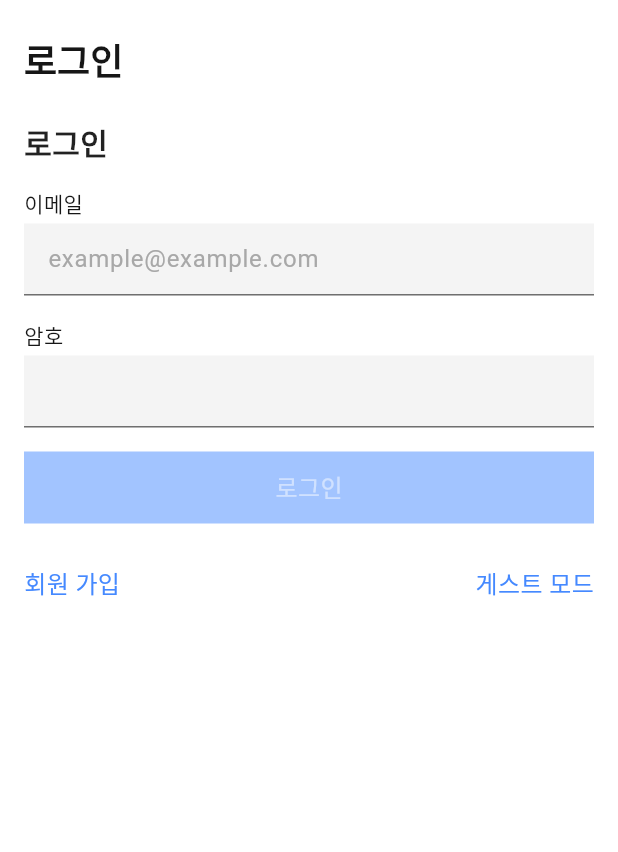
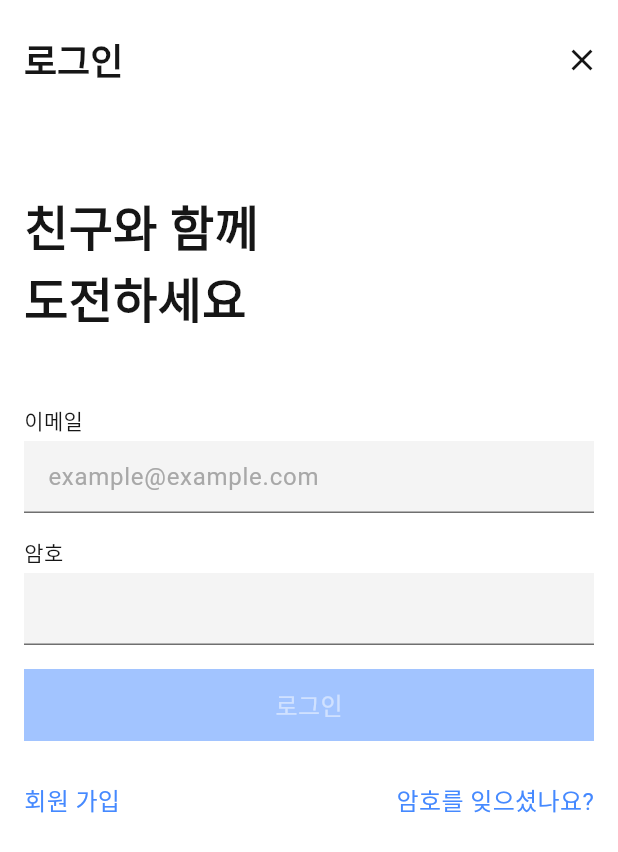
Before and after one commit to joonseo1227/challengeone, a Flutter app: the screen it shows after launch, on a phone screen of 412 x 824 dp. Shown: the top 852 px of the screen. Run offline on Flutter 3.47's test engine with Material 3 defaults, Android fonts, the phone set to English and light mode, and no system bars; our stand-ins replace firebase_auth, firebase_core; accounts and stored records are empty; Roboto replaces fonts that are missing (Pretendard).

Commit message:
로그인 페이지 개선

```diff
--- a/lib/pages/login_page.dart
+++ b/lib/pages/login_page.dart
@@ -1,5 +1,4 @@
 import 'package:challengeone/config/color.dart';
-import 'package:challengeone/config/font.dart';
 import 'package:challengeone/pages/home_page.dart';
 import 'package:challengeone/pages/signup_page.dart';
 import 'package:challengeone/widgets/button.dart';
@@ -61,7 +60,7 @@ class _LoginPageState extends State<LoginPage> {
       Navigator.of(context).pop(); // Close the loading dialog
       if (auth.currentUser?.uid != null) {
         Navigator.of(context).pushReplacement(
-          MaterialPageRoute(builder: (context) => HomePage()),
+          MaterialPageRoute(builder: (context) => HomeTab()),
         );
       }
     } catch (e) {
@@ -99,6 +98,39 @@ class _LoginPageState extends State<LoginPage> {
         title: const Text(
           "로그인",
         ),
+        actions: [
+          IconButton(
+            onPressed: () {
+              showDialog(
+                context: context,
+                builder: (BuildContext context) {
+                  return DialogUI(
+                    title: '게스트 모드',
+                    content: '로그인 없이 탐색할 수 있어요. 게스트 모드를 시작할까요?',
+                    buttons: [
+                      DialogButtonData(
+                          text: '취소',
+                          onTap: () {
+                            Navigator.of(context).pop();
+                          }),
+                      DialogButtonData(
+                          text: '시작',
+                          onTap: () {
+                            Navigator.of(context).pushAndRemoveUntil(
+                                MaterialPageRoute(
+                                    builder: (context) => HomePage()),
+                                (route) => false);
+                          }),
+                    ],
+                    buttonAxis: Axis.horizontal,
+                  );
+                },
+              );
+            },
+            icon: Icon(Icons.close),
+            color: grey100,
+          ),
+        ],
         backgroundColor: white,
       ),
       body: Padding(
@@ -108,12 +140,19 @@ class _LoginPageState extends State<LoginPage> {
             mainAxisAlignment: MainAxisAlignment.start,
             crossAxisAlignment: CrossAxisAlignment.start,
             children: [
+              const SizedBox(
+                height: 48,
+              ),
               const Text(
-                "로그인",
-                style: Fonts.title,
+                "친구와 함께\n도전하세요",
+                style: TextStyle(
+                  color: grey100,
+                  fontSize: 32,
+                  fontWeight: FontWeight.w600,
+                ),
               ),
               const SizedBox(
-                height: 16,
+                height: 48,
               ),
               CustomTextField(
                 label: '이메일',
@@ -155,27 +194,19 @@ class _LoginPageState extends State<LoginPage> {
                   ),
                   const Spacer(),
                   GhostButton(
-                    text: "게스트 모드",
+                    text: "암호를 잊으셨나요?",
                     onTap: () {
                       showDialog(
                         context: context,
                         builder: (BuildContext context) {
                           return DialogUI(
-                            title: '게스트 모드',
-                            content: '로그인 없이 탐색할 수 있어요. 게스트 모드를 시작할까요?',
+                            title: '암호를 잊었다',
+                            content: '자랑이다',
                             buttons: [
                               DialogButtonData(
-                                  text: '취소',
+                                  text: '닫기',
                                   onTap: () {
                                     Navigator.of(context).pop();
-                                  }),
-                              DialogButtonData(
-                                  text: '시작',
-                                  onTap: () {
-                                    Navigator.of(context).pushAndRemoveUntil(
-                                        MaterialPageRoute(
-                                            builder: (context) => HomePage()),
-                                        (route) => false);
                                   }),
                             ],
                             buttonAxis: Axis.horizontal,
@@ -186,6 +217,9 @@ class _LoginPageState extends State<LoginPage> {
                   ),
                 ],
               ),
+              const SizedBox(
+                height: 16,
+              ),
             ],
           ),
         ),
```
